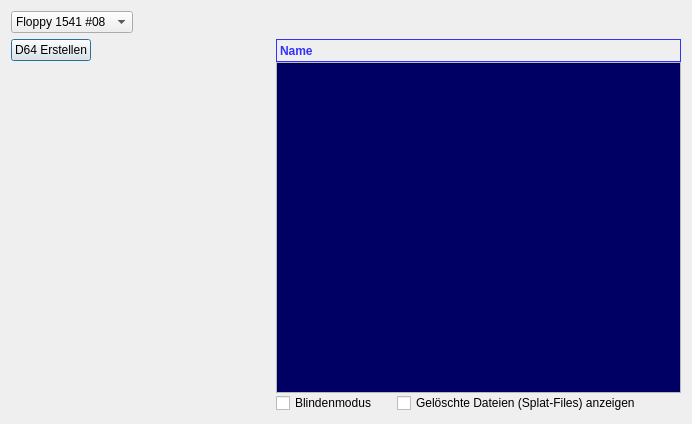
Above: src/floppy_window.ui from ThKattanek/emu64 before the change. Below: the same form after it.
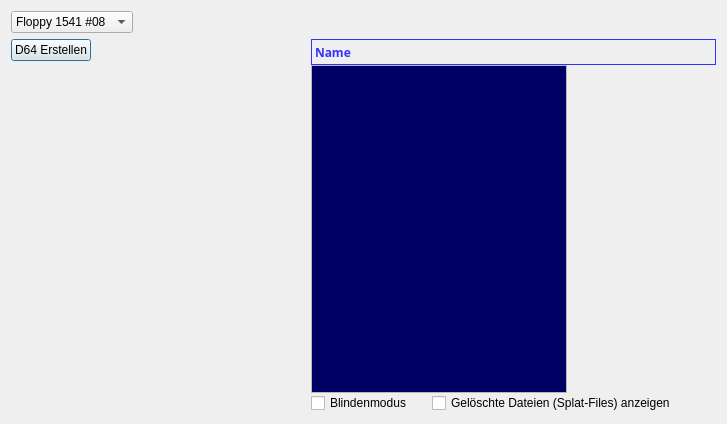
That is the form after the change. Custom widgets are drawn as their Qt base class.

Commit message: FloppyWindow "No Blindmodus" korrigiert

```diff
--- a/src/floppy_window.ui
+++ b/src/floppy_window.ui
@@ -6,7 +6,7 @@
    <rect>
     <x>0</x>
     <y>0</y>
-    <width>692</width>
+    <width>727</width>
     <height>424</height>
    </rect>
   </property>
@@ -166,6 +166,7 @@
           <widget class="QLabel" name="DiskName">
            <property name="font">
             <font>
+             <family>Noto Sans</family>
              <weight>75</weight>
              <bold>true</bold>
             </font>
@@ -211,7 +212,7 @@
        <item>
         <widget class="QTableWidget" name="D64FileTable">
          <property name="sizePolicy">
-          <sizepolicy hsizetype="Expanding" vsizetype="Expanding">
+          <sizepolicy hsizetype="Fixed" vsizetype="Expanding">
            <horstretch>0</horstretch>
            <verstretch>0</verstretch>
           </sizepolicy>
@@ -265,6 +266,9 @@
          <property name="showGrid">
           <bool>false</bool>
          </property>
+         <attribute name="horizontalHeaderMinimumSectionSize">
+          <number>20</number>
+         </attribute>
          <attribute name="verticalHeaderVisible">
           <bool>false</bool>
          </attribute>
```
The commit also changes 1 other file.
